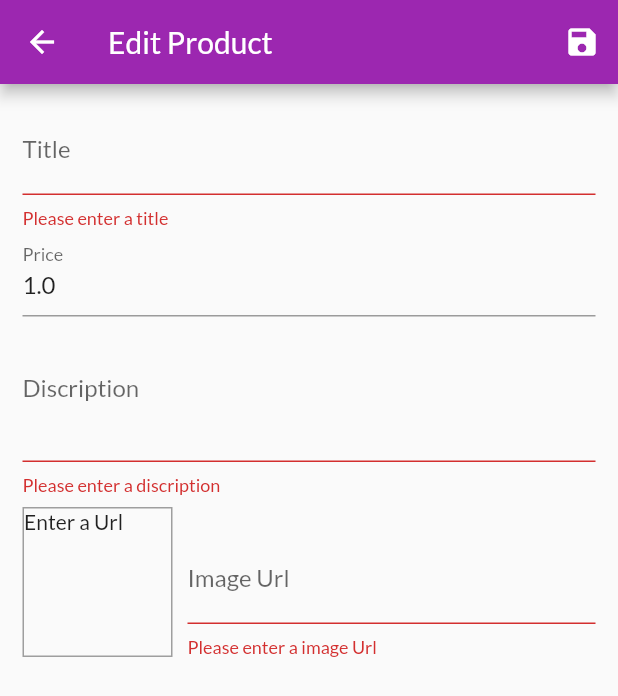
After one commit to KhawajaWorks/shop_app, a Flutter app: the EditProductScreen screen opened by its route, after a tap on the "save" icon, on a phone screen of 412 x 824 dp. The commit adds this screen. Shown: the top 696 px of the screen. Run offline on Flutter 3.47's test engine with Material 2 defaults, Android fonts, the phone set to English and light mode, and no system bars; missing offline and left inert: dart:ffi; network calls fail.

Commit message:
Added custom product functionality, editing functinality, and deleting products

```diff
--- a/lib/main.dart
+++ b/lib/main.dart
@@ -1,5 +1,6 @@
 import 'package:flutter/material.dart';
 import 'package:provider/provider.dart';
+import 'package:shop/screens/edit_product.dart';
 
 import './models/orders.dart';
 import './screens/car_screen.dart';
@@ -8,6 +9,7 @@ import './screens/product_detail.dart';
 import './screens/products_overwiew.dart';
 import './models/cart.dart';
 import './models/products_provider.dart';
+import './screens/user_products.dart';
 
 void main() => runApp(MyApp());
 
@@ -37,6 +39,8 @@ class MyApp extends StatelessWidget {
           ProductDetailScreen.routeName: (ctx) => ProductDetailScreen(),
           CartScreen.routeName: (ctx) => CartScreen(),
           OrdersScreen.routeName: (ctx) => OrdersScreen(),
+          UserProductScreen.routeName: (ctx) => UserProductScreen(),
+          EditProductScreen.routeName: (ctx) => EditProductScreen(),
         },
       ),
     );
--- a/lib/models/products_provider.dart
+++ b/lib/models/products_provider.dart
@@ -64,8 +64,28 @@ class Products with ChangeNotifier {
   //   notifyListeners();
   // }
 
-  void addProduct() {
+  void addProduct(Product prod) {
+    final newProduct = Product(
+        id: DateTime.now().toString(),
+        title: prod.title,
+        description: prod.description,
+        price: prod.price,
+        imageUrl: prod.imageUrl);
     // _items.add(value);
+    _items.insert(0, newProduct);
+    notifyListeners();
+  }
+
+  void updateProduct(String id, Product newprod) {
+    final prodIndex = _items.indexWhere((prod) => prod.id == id);
+    if (prodIndex >= 0) {
+      _items[prodIndex] = newprod;
+      notifyListeners();
+    }
+  }
+
+  void deleteProduct(String id) {
+    _items.removeWhere((prod) => prod.id == id);
     notifyListeners();
   }
 }
--- /dev/null
+++ b/lib/screens/edit_product.dart
@@ -0,0 +1,265 @@
+import 'dart:ffi';
+
+import 'package:flutter/material.dart';
+import 'package:provider/provider.dart';
+import 'package:shop/models/product.dart';
+import 'package:shop/models/products_provider.dart';
+
+class EditProductScreen extends StatefulWidget {
+  @override
+  static const routeName = '/edit-product';
+  State<EditProductScreen> createState() => _EditProductScreenState();
+}
+
+class _EditProductScreenState extends State<EditProductScreen> {
+  final _priceFocusNode = FocusNode();
+  final _descFocusNode = FocusNode();
+  final _imgFocusNode = FocusNode();
+  final _imageUrlController = TextEditingController();
+  final _form = GlobalKey<FormState>();
+  var _editedProduct = Product(
+    id: null,
+    title: '',
+    description: '',
+    price: 0,
+    imageUrl: '',
+  );
+  var _initValues = {
+    'title': '',
+    'desc': '',
+    'price': '1.0',
+    'imgUrl': '',
+  };
+  var _isinit = true;
+  @override
+  void initState() {
+    _imgFocusNode.addListener(_updateimgUrl);
+    super.initState();
+  }
+
+  @override
+  void didChangeDependencies() {
+    if (_isinit) {
+      final productID = ModalRoute.of(context).settings.arguments as String;
+      if (productID != null) {
+        _editedProduct =
+            Provider.of<Products>(context, listen: false).fidByID(productID);
+        _initValues = {
+          'title': _editedProduct.title,
+          'desc': _editedProduct.description,
+          'price': _editedProduct.price.toString(),
+          //'imgUrl': _editedProduct.imageUrl,
+          'imgUrl': ''
+        };
+        _imageUrlController.text = _editedProduct.imageUrl;
+      }
+    }
+    _isinit = false;
+    super.didChangeDependencies();
+  }
+
+  @override
+  void dispose() {
+    _imgFocusNode.removeListener(_updateimgUrl);
+    _priceFocusNode.dispose();
+    _descFocusNode.dispose();
+    _imgFocusNode.dispose();
+    _imageUrlController.dispose();
+
+    super.dispose();
+  }
+
+  void _updateimgUrl() {
+    if (!_imgFocusNode.hasFocus) {
+      setState(() {});
+    }
+  }
+
+  void _saveForm() {
+    final isValid = _form.currentState.validate();
+
+    if (!isValid) {
+      return;
+    }
+    _form.currentState.save();
+    if (_editedProduct.id != null) {
+      Provider.of<Products>(context, listen: false)
+          .updateProduct(_editedProduct.id, _editedProduct);
+    } else {
+      Provider.of<Products>(context, listen: false).addProduct(_editedProduct);
+    }
+
+    Navigator.of(context).pop();
+  }
+
+  @override
+  Widget build(BuildContext context) {
+    return Scaffold(
+      appBar: AppBar(
+        title: const Text('Edit Product'),
+        actions: <Widget>[
+          IconButton(
+            onPressed: _saveForm,
+            icon: const Icon(Icons.save),
+          )
+        ],
+      ),
+      body: Padding(
+        padding: const EdgeInsets.all(15),
+        child: Form(
+          key: _form,
+          child: SingleChildScrollView(
+            child: Column(
+              children: <Widget>[
+                TextFormField(
+                  initialValue: _initValues['title'],
+                  decoration: const InputDecoration(labelText: 'Title'),
+                  textInputAction: TextInputAction.next,
+                  onFieldSubmitted: (_) {
+                    FocusScope.of(context).requestFocus(_priceFocusNode);
+                  },
+                  onSaved: (value) {
+                    _editedProduct = Product(
+                      id: _editedProduct.id,
+                      title: value,
+                      description: _editedProduct.description,
+                      price: _editedProduct.price,
+                      imageUrl: _editedProduct.imageUrl,
+                      isFavorite: _editedProduct.isFavorite,
+                    );
+                  },
+                  validator: (value) {
+                    if (value.isEmpty) {
+                      return 'Please enter a title';
+                    }
+                    return null;
+                  },
+                ),
+                TextFormField(
+                  initialValue: _initValues['price'],
+                  decoration: const InputDecoration(labelText: 'Price'),
+                  textInputAction: TextInputAction.next,
+                  keyboardType: TextInputType.number,
+                  focusNode: _priceFocusNode,
+                  onFieldSubmitted: (_) {
+                    FocusScope.of(context).requestFocus(_descFocusNode);
+                  },
+                  onSaved: (value) {
+                    _editedProduct = Product(
+                      id: _editedProduct.id,
+                      title: _editedProduct.title,
+                      description: _editedProduct.description,
+                      price: double.parse(value),
+                      imageUrl: _editedProduct.imageUrl,
+                      isFavorite: _editedProduct.isFavorite,
+                    );
+                  },
+                  validator: (value) {
+                    if (value.isEmpty) {
+                      return 'Please enter a price.';
+                    }
+                    if (double.tryParse(value) == null) {
+                      return 'Please enter a valid number.';
+                    }
+                    if (double.parse(value) <= 0.0) {
+                      return 'Please enter an amount greater than 0.';
+                    }
+                    return null;
+                  },
+                ),
+                TextFormField(
+                  initialValue: _initValues['desc'],
+                  decoration: const InputDecoration(labelText: 'Discription'),
+                  maxLines: 3,
+                  keyboardType: TextInputType.multiline,
+                  focusNode: _descFocusNode,
+                  onSaved: (value) {
+                    _editedProduct = Product(
+                      id: _editedProduct.id,
+                      title: _editedProduct.title,
+                      description: value,
+                      price: _editedProduct.price,
+                      imageUrl: _editedProduct.imageUrl,
+                      isFavorite: _editedProduct.isFavorite,
+                    );
+                  },
+                  validator: (value) {
+                    if (value.isEmpty) {
+                      return 'Please enter a discription';
+                    }
+                    if (value.length < 10) {
+                      return 'Discription muct be atleast 10 characters.';
+                    }
+                    return null;
+                  },
+                ),
+                Row(
+                  crossAxisAlignment: CrossAxisAlignment.end,
+                  children: <Widget>[
+                    Container(
+                      width: 100,
+                      height: 100,
+                      margin: const EdgeInsets.only(
+                        top: 8,
+                        right: 10,
+                      ),
+                      decoration: BoxDecoration(
+                        border: Border.all(width: 1, color: Colors.grey),
+                      ),
+                      child: Container(
+                        child: _imageUrlController.text.isEmpty
+                            ? const Text('Enter a Url')
+                            : FittedBox(
+                                child: Image.network(
+                                  _imageUrlController.text,
+                                  fit: BoxFit.cover,
+                                ),
+                              ),
+                      ),
+                    ),
+                    Expanded(
+                      child: TextFormField(
+                        decoration:
+                            const InputDecoration(labelText: 'Image Url'),
+                        keyboardType: TextInputType.url,
+                        textInputAction: TextInputAction.done,
+                        controller: _imageUrlController,
+                        onEditingComplete: () {
+                          setState(() {});
+                        },
+                        focusNode: _imgFocusNode,
+                        onFieldSubmitted: (_) {
+                          _saveForm();
+                        },
+                        onSaved: (value) {
+                          _editedProduct = Product(
+                            id: _editedProduct.id,
+                            title: _editedProduct.title,
+                            description: _editedProduct.description,
+                            price: _editedProduct.price,
+                            imageUrl: value,
+                            isFavorite: _editedProduct.isFavorite,
+                          );
+                        },
+                        validator: (value) {
+                          if (value.isEmpty) {
+                            return 'Please enter a image Url';
+                          }
+                          if (!value.startsWith('http') &&
+                              !value.startsWith('https')) {
+                            return 'Invalid Url';
+                          }
+                          return null;
+                        },
+                      ),
+                    )
+                  ],
+                )
+              ],
+            ),
+          ),
+        ),
+      ),
+    );
+  }
+}
--- a/lib/widgets/app_drawer.dart
+++ b/lib/widgets/app_drawer.dart
@@ -1,5 +1,7 @@
 import 'package:flutter/material.dart';
+
 import 'package:shop/screens/orders_sceen.dart';
+import 'package:shop/screens/user_products.dart';
 
 class AppDrawer extends StatelessWidget {
   @override
@@ -27,6 +29,15 @@ class AppDrawer extends StatelessWidget {
               Navigator.of(context)
                   .pushReplacementNamed(OrdersScreen.routeName);
             },
+          ),
+          const Divider(),
+          ListTile(
+            leading: const Icon(Icons.edit),
+            title: const Text("Manage Products"),
+            onTap: () {
+              Navigator.of(context)
+                  .pushReplacementNamed(UserProductScreen.routeName);
+            },
           )
         ],
       ),
```
Also changed, not shown: lib/models/cart.dart (+18 -0 lines), lib/screens/user_products.dart (added, +44 -0 lines), lib/widgets/cart_item.dart (+21 -0 lines), lib/widgets/product_item.dart (+15 -0 lines), lib/widgets/user_product_item.dart (added, +43 -0 lines).
